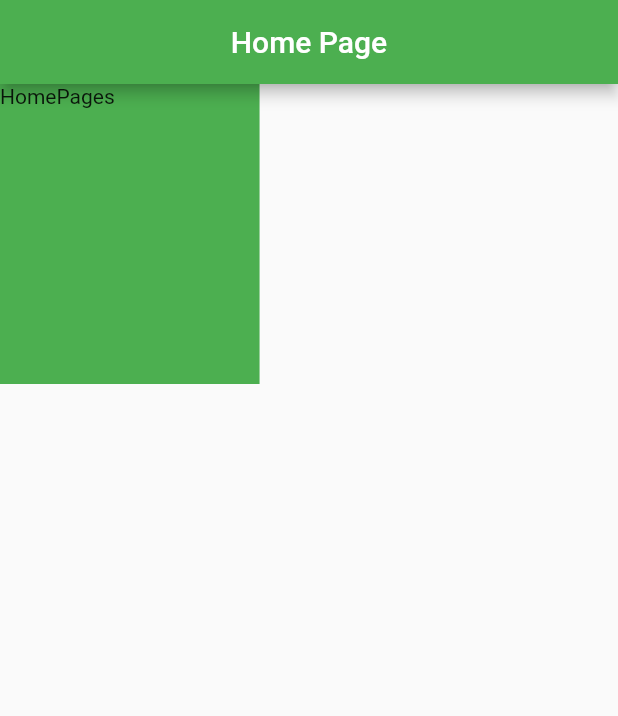
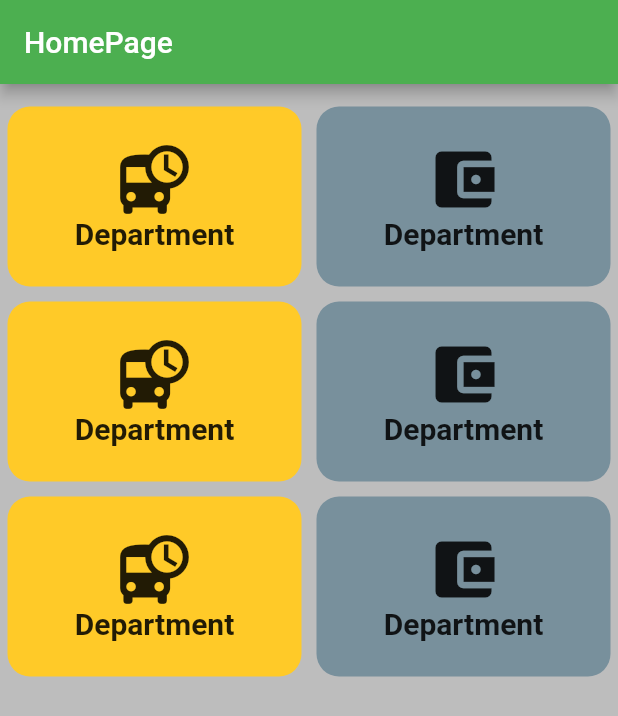
Before and after one commit to robiulsuni/PAIRA, a Flutter app: the screen it shows after launch, on a phone screen of 412 x 824 dp. Shown: the top 716 px of the screen. Run offline on Flutter 3.47's test engine with Material 2 defaults, Android fonts, the phone set to English and light mode, and no system bars; our stand-ins replace firebase_auth; accounts and stored records are empty.

Commit message:
ui change

```diff
--- a/lib/home_page.dart
+++ b/lib/home_page.dart
@@ -1,32 +1,131 @@
 import 'package:flutter/material.dart';
 
 class HomePage extends StatelessWidget {
-  const HomePage({Key? key}) : super(key: key);
-
   @override
   Widget build(BuildContext context) {
     return Scaffold(
+      backgroundColor: Colors.grey.shade400,
       appBar: AppBar(
-          title: Text('Home Page'),
-          centerTitle: true,
+        title: Text('HomePage'),
       ),
-        body: Center(
+      body: SingleChildScrollView(
         child: Column(
           crossAxisAlignment: CrossAxisAlignment.start,
           mainAxisAlignment: MainAxisAlignment.start,
           children: [
+            SizedBox(
+              height: 10.0,
+            ),
             Row(
+              mainAxisAlignment: MainAxisAlignment.spaceAround,
+              crossAxisAlignment: CrossAxisAlignment.center,
               children: [
-                  Container(
-                    color: Colors.green,
-                    width: MediaQuery.of(context).size.width * .42,
-                    height: 200.0,
-                    child: Text('HomePages'),
+                Expanded(
+                  child: _customButton(
+                    context: context,
+                    name: 'Department',
+                    color: Colors.amber.shade400,
+                    iconData: Icons.departure_board,
+                    onTab: () {},
+                  ),
+                ),
+                Expanded(
+                  child: _customButton(
+                    context: context,
+                    name: 'Department',
+                    color: Colors.blueGrey.shade400,
+                    iconData: Icons.account_balance_wallet,
+                    onTab: () {},
+                  ),
+                ),
+              ],
+            ),
+            Row(
+              mainAxisAlignment: MainAxisAlignment.spaceAround,
+              crossAxisAlignment: CrossAxisAlignment.center,
+              children: [
+                Expanded(
+                  child: _customButton(
+                    context: context,
+                    name: 'Department',
+                    color: Colors.amber.shade400,
+                    iconData: Icons.departure_board,
+                    onTab: () {},
+                  ),
+                ),
+                Expanded(
+                  child: _customButton(
+                    context: context,
+                    name: 'Department',
+                    color: Colors.blueGrey.shade400,
+                    iconData: Icons.account_balance_wallet,
+                    onTab: () {},
+                  ),
+                ),
+              ],
+            ),
+            Row(
+              mainAxisAlignment: MainAxisAlignment.spaceAround,
+              crossAxisAlignment: CrossAxisAlignment.center,
+              children: [
+                Expanded(
+                  child: _customButton(
+                    context: context,
+                    name: 'Department',
+                    color: Colors.amber.shade400,
+                    iconData: Icons.departure_board,
+                    onTab: () {},
+                  ),
+                ),
+                Expanded(
+                  child: _customButton(
+                    context: context,
+                    name: 'Department',
+                    color: Colors.blueGrey.shade400,
+                    iconData: Icons.account_balance_wallet,
+                    onTab: () {},
+                  ),
                 ),
               ],
             ),
           ],
         ),
-        ));
+      ),
+    );
+  }
+
+  Widget _customButton({
+    BuildContext? context,
+    @required Color? color,
+    @required String? name,
+    @required IconData? iconData,
+    @required VoidCallback? onTab,
+  }) {
+    return GestureDetector(
+      onTap: onTab,
+      child: Container(
+        alignment: Alignment.center,
+        padding: EdgeInsets.all(10.0),
+        margin: EdgeInsets.symmetric(horizontal: 5, vertical: 5),
+        // width: MediaQuery.of(context!).size.width * .44,
+        height: 120.0,
+        decoration: BoxDecoration(
+            color: color, borderRadius: BorderRadius.circular(15.0)),
+        child: Column(
+          crossAxisAlignment: CrossAxisAlignment.center,
+          mainAxisAlignment: MainAxisAlignment.center,
+          children: [
+            Icon(
+              iconData,
+              size: 50.0,
+            ),
+            Text(
+              '$name',
+              style: TextStyle(fontSize: 20.0, fontWeight: FontWeight.bold),
+            ),
+          ],
+        ),
+      ),
+    );
   }
 }
--- a/lib/main.dart
+++ b/lib/main.dart
@@ -1,6 +1,7 @@
 import 'package:flutter/material.dart';
-
 import './home_page.dart';
+import 'screen/sign_in_page.dart';
+import 'screen/sign_up_page.dart';
 
 void main() {
   runApp(const MyApp());
@@ -18,6 +19,8 @@ class MyApp extends StatelessWidget {
       initialRoute: '/home_page',
       routes: <String, WidgetBuilder>{
         "/home_page": (context) => HomePage(),
+        "/sign_in_page": (context) => SigninPage(),
+        "/sign_up_page": (context) => SignupPage(),
       },
     );
   }
```
Also changed, not shown: lib/screen/sign_in_page.dart (added, +85 -0 lines), lib/screen/sign_up_page.dart (added, +90 -0 lines). Lines whose indentation alone changed are shown as unchanged.
